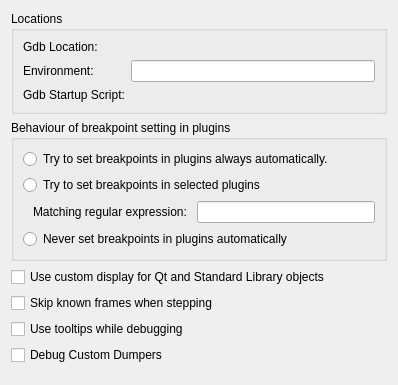
Before: the Qt Designer form src/plugins/debugger/gdboptionpage.ui in qt-creator/qt-creator, drawn with Qt 5.
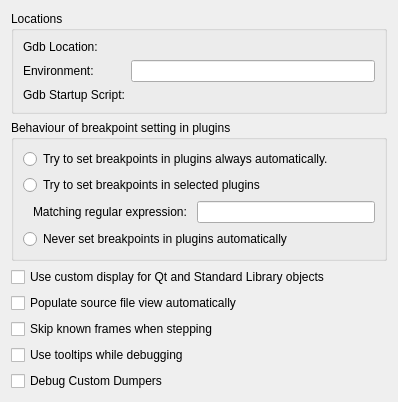
After: the same form once the commit is applied. Custom widgets are drawn as their Qt base class.

Commit message: Fixes:    debugger: make loading list of source files optional

Diff of the .ui file:
```diff
--- a/src/plugins/debugger/gdboptionpage.ui
+++ b/src/plugins/debugger/gdboptionpage.ui
@@ -141,7 +141,7 @@
      </property>
     </widget>
    </item>
-   <item row="3" column="0">
+   <item row="4" column="0">
     <widget class="QCheckBox" name="checkBoxSkipKnownFrames">
      <property name="toolTip">
       <string>When this option is checked, 'Step Into' compresses several steps into one in certain situations, leading to 'less noisy' debugging. So will, e.g., the atomic
@@ -152,7 +152,7 @@
      </property>
     </widget>
    </item>
-   <item row="4" column="0">
+   <item row="5" column="0">
     <widget class="QCheckBox" name="checkBoxUseToolTips">
      <property name="toolTip">
       <string>Checking this will make enable tooltips for variable values during debugging. Since this can slow down debugging and does not provide reliable information as it does not use scope information, it is switched off by default.</string>
@@ -162,7 +162,7 @@
      </property>
     </widget>
    </item>
-   <item row="5" column="0">
+   <item row="6" column="0">
     <widget class="QCheckBox" name="checkBoxDebugDumpers">
      <property name="toolTip">
       <string notr="true">This is an internal tool to make debugging the Custom Data Dumper code easier. Using this action is in general not needed unless you want do debug Qt Creator itself.</string>
@@ -172,7 +172,7 @@
      </property>
     </widget>
    </item>
-   <item row="6" column="0">
+   <item row="7" column="0">
     <spacer name="verticalSpacer">
      <property name="orientation">
       <enum>Qt::Vertical</enum>
@@ -185,6 +185,16 @@
      </property>
     </spacer>
    </item>
+   <item row="3" column="0">
+    <widget class="QCheckBox" name="checkBoxListSourceFiles">
+     <property name="toolTip">
+      <string>Checking this will populate the source file view automatically but might slow down debugger startup considerably.</string>
+     </property>
+     <property name="text">
+      <string>Populate source file view automatically</string>
+     </property>
+    </widget>
+   </item>
   </layout>
  </widget>
  <customwidgets>
```
The commit also changes 10 other files.
